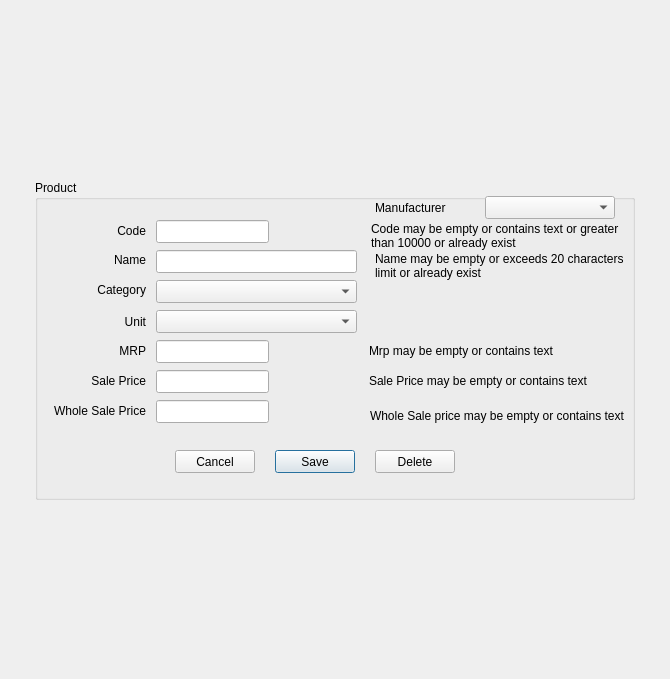
Above: src/productform.ui from thamizha/angadi before the change. Below: the same form after it.
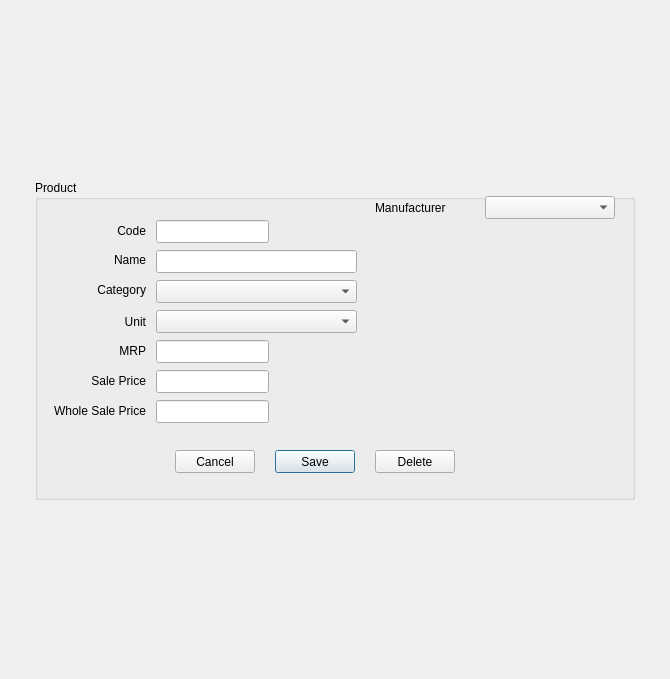
That is the form after the change.

```diff
--- a/src/productform.ui
+++ b/src/productform.ui
@@ -139,22 +139,6 @@
            <set>Qt::AlignRight|Qt::AlignTrailing|Qt::AlignVCenter</set>
           </property>
          </widget>
-         <widget class="QLabel" name="labelWholeSalePriceValid">
-          <property name="geometry">
-           <rect>
-            <x>335</x>
-            <y>220</y>
-            <width>261</width>
-            <height>31</height>
-           </rect>
-          </property>
-          <property name="text">
-           <string>Whole Sale price may be empty or contains text</string>
-          </property>
-          <property name="wordWrap">
-           <bool>true</bool>
-          </property>
-         </widget>
          <widget class="QComboBox" name="comboBoxUnit">
           <property name="geometry">
            <rect>
@@ -178,22 +162,6 @@
            <string>Manufacturer</string>
           </property>
          </widget>
-         <widget class="QLabel" name="labelNameValid">
-          <property name="geometry">
-           <rect>
-            <x>340</x>
-            <y>70</y>
-            <width>261</width>
-            <height>31</height>
-           </rect>
-          </property>
-          <property name="text">
-           <string>Name may be empty or exceeds 20 characters limit or already exist</string>
-          </property>
-          <property name="wordWrap">
-           <bool>true</bool>
-          </property>
-         </widget>
          <widget class="QPushButton" name="pushButtonSave">
           <property name="geometry">
            <rect>
@@ -210,38 +178,6 @@
            <bool>true</bool>
           </property>
          </widget>
-         <widget class="QLabel" name="labelCodeValid">
-          <property name="geometry">
-           <rect>
-            <x>336</x>
-            <y>40</y>
-            <width>260</width>
-            <height>31</height>
-           </rect>
-          </property>
-          <property name="text">
-           <string>Code may be empty or contains text or greater than 10000 or already exist</string>
-          </property>
-          <property name="scaledContents">
-           <bool>true</bool>
-          </property>
-          <property name="wordWrap">
-           <bool>true</bool>
-          </property>
-         </widget>
-         <widget class="QLabel" name="labelMrpValid">
-          <property name="geometry">
-           <rect>
-            <x>334</x>
-            <y>160</y>
-            <width>240</width>
-            <height>21</height>
-           </rect>
-          </property>
-          <property name="text">
-           <string>Mrp may be empty or contains text</string>
-          </property>
-         </widget>
          <widget class="QLabel" name="label_2">
           <property name="geometry">
            <rect>
@@ -258,19 +194,6 @@
            <set>Qt::AlignRight|Qt::AlignTrailing|Qt::AlignVCenter</set>
           </property>
          </widget>
-         <widget class="QLabel" name="labelSalePriceValid">
-          <property name="geometry">
-           <rect>
-            <x>334</x>
-            <y>190</y>
-            <width>261</width>
-            <height>21</height>
-           </rect>
-          </property>
-          <property name="text">
-           <string>Sale Price may be empty or contains text</string>
-          </property>
-         </widget>
          <widget class="QLineEdit" name="lineEditMrp">
           <property name="geometry">
            <rect>
```
Left out of the diff: 26 changed lines with no effect on the pictures.
